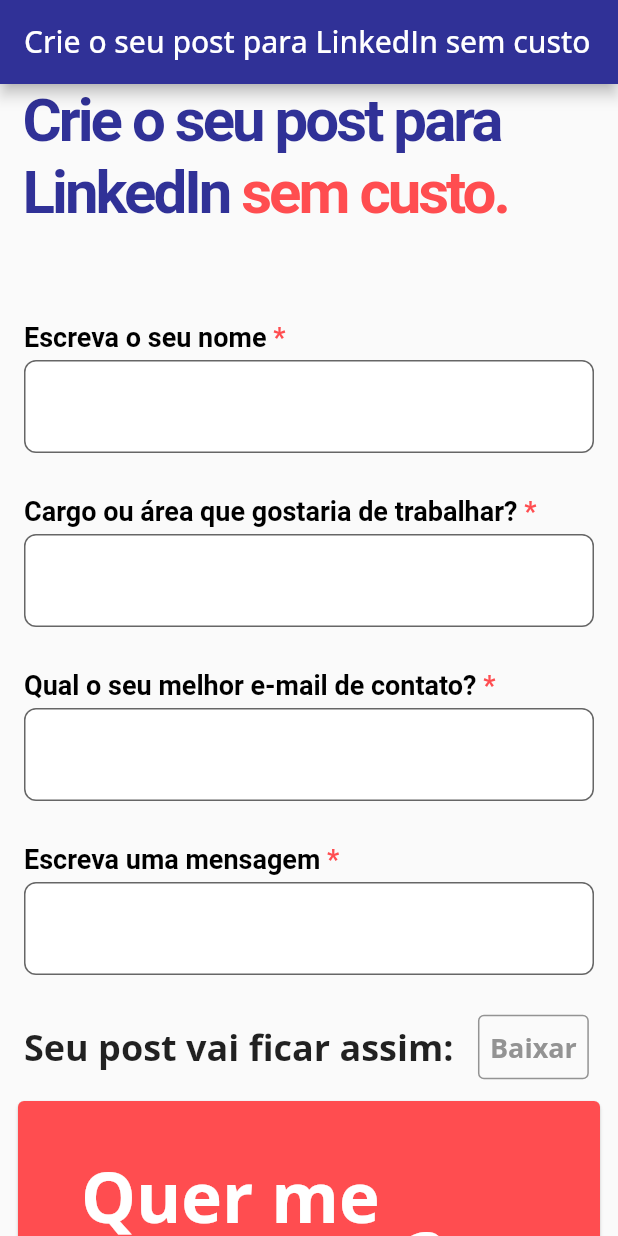
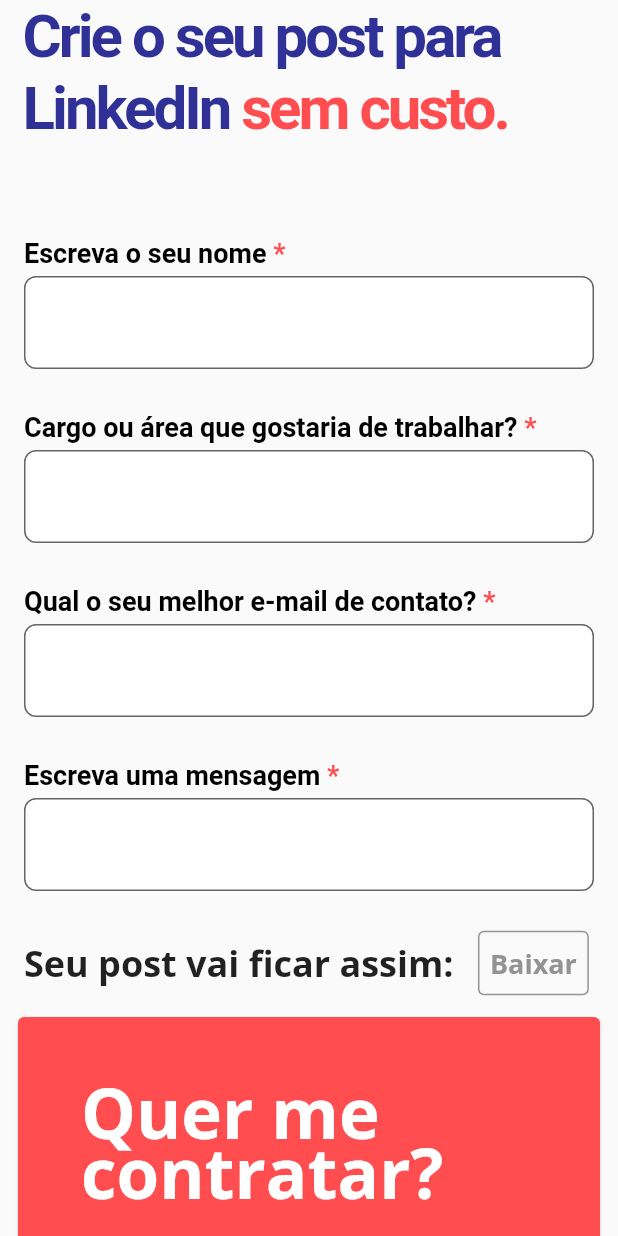
Before and after one commit to castrors/linkedin_post_generator, a Flutter app: the screen it shows after launch, on a phone screen of 412 x 824 dp. Run offline on Flutter 3.47's test engine with Material 2 defaults, Android fonts, the light colour scheme and no system bars; our stand-ins replace bloc, flutter_bloc, google_fonts; missing offline and left inert: file_saver; generated files the repository leaves out were written again.

Commit message:
remove app bar from mobile

```diff
--- a/lib/form/view/form_view_mobile.dart
+++ b/lib/form/view/form_view_mobile.dart
@@ -14,7 +14,6 @@
   Widget build(BuildContext context) {
     final l10n = context.l10n;
     return Scaffold(
-      appBar: AppBar(title: Text('Crie o seu post para LinkedIn sem custo')),
       body: SingleChildScrollView(
         child: Padding(
           padding: const EdgeInsets.symmetric(horizontal: 8),
```
